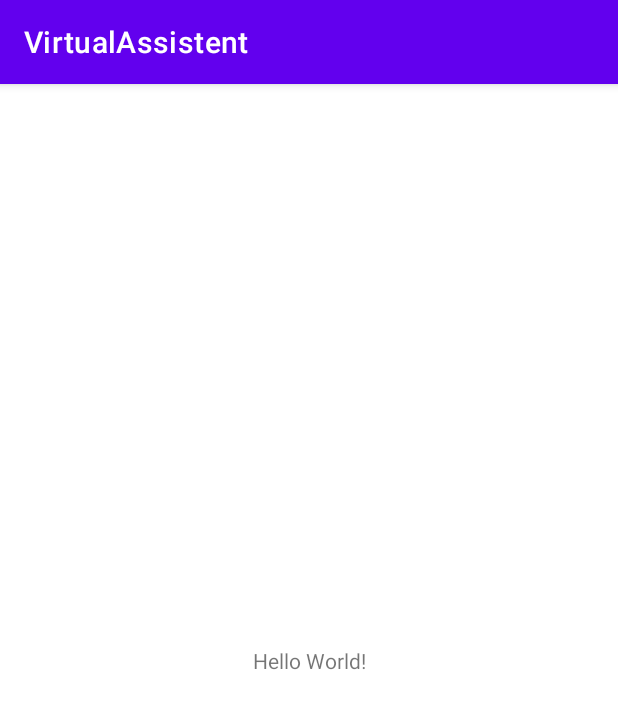
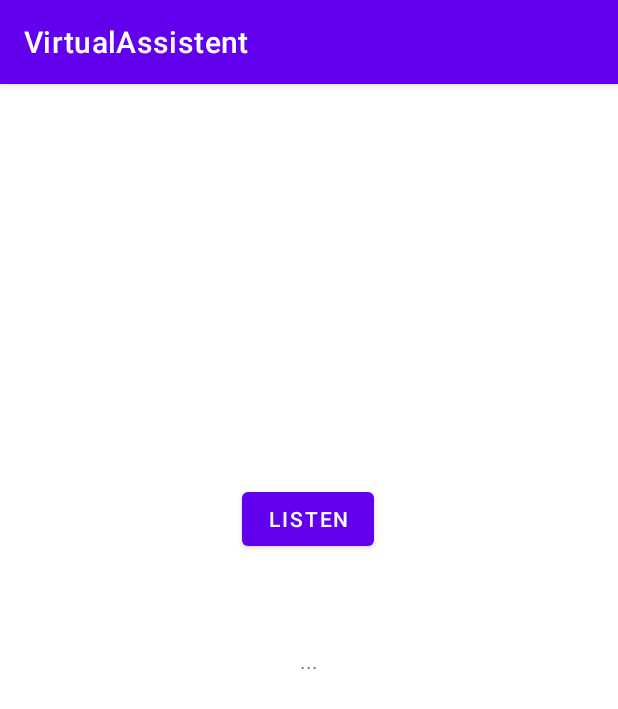
Before and after one commit to MelvinHsieh/VirtualAssistant, an Android app: the screen it shows after launch (MainActivity), on a phone screen of 412 x 824 dp. Shown: the top 709 px of the screen. Run offline under Robolectric (Android 15) with nearby library versions, the phone set to English and light mode, and no system bars.

Commit message:
Created a first working version of speech to text using Microsoft Azure in a worker thread
Still needs code cleanup, this is 3am code quality.

```diff
--- a/mobileapp/app/build.gradle
+++ b/mobileapp/app/build.gradle
@@ -32,6 +32,7 @@ dependencies {
     implementation 'androidx.appcompat:appcompat:1.4.1'
     implementation 'com.google.android.material:material:1.5.0'
     implementation 'androidx.constraintlayout:constraintlayout:2.1.3'
+    implementation 'com.microsoft.cognitiveservices.speech:client-sdk:1.19.0'
     testImplementation 'junit:junit:4.13.2'
     androidTestImplementation 'androidx.test.ext:junit:1.1.3'
     androidTestImplementation 'androidx.test.espresso:espresso-core:3.4.0'
--- a/mobileapp/app/src/main/AndroidManifest.xml
+++ b/mobileapp/app/src/main/AndroidManifest.xml
@@ -1,6 +1,8 @@
 <?xml version="1.0" encoding="utf-8"?>
 <manifest xmlns:android="http://schemas.android.com/apk/res/android"
     package="com.example.virtualassistent">
+
+    <uses-permission android:name="android.permission.RECORD_AUDIO" />
 
     <application
         android:allowBackup="true"
@@ -9,6 +11,10 @@
         android:roundIcon="@mipmap/ic_launcher_round"
         android:supportsRtl="true"
         android:theme="@style/Theme.VirtualAssistent">
+        <service
+            android:name=".services.SpeechIntentService"
+            android:exported="false" />
+
         <activity
             android:name=".MainActivity"
             android:exported="true">
--- a/mobileapp/app/src/main/res/layout/activity_main.xml
+++ b/mobileapp/app/src/main/res/layout/activity_main.xml
@@ -7,12 +7,25 @@
     tools:context=".MainActivity">
 
     <TextView
+        android:id="@+id/listenedText"
         android:layout_width="wrap_content"
         android:layout_height="wrap_content"
-        android:text="Hello World!"
+        android:text="@string/listen_text"
         app:layout_constraintBottom_toBottomOf="parent"
         app:layout_constraintLeft_toLeftOf="parent"
         app:layout_constraintRight_toRightOf="parent"
         app:layout_constraintTop_toTopOf="parent" />
 
+    <Button
+        android:id="@+id/button"
+        android:layout_width="wrap_content"
+        android:layout_height="wrap_content"
+        android:layout_marginTop="266dp"
+        android:onClick="runSpeechRecognizer"
+        android:text="@string/listen_button"
+        app:layout_constraintEnd_toEndOf="parent"
+        app:layout_constraintHorizontal_bias="0.498"
+        app:layout_constraintStart_toStartOf="parent"
+        app:layout_constraintTop_toTopOf="parent" />
+
 </androidx.constraintlayout.widget.ConstraintLayout>
--- a/mobileapp/app/src/main/res/values/strings.xml
+++ b/mobileapp/app/src/main/res/values/strings.xml
@@ -1,3 +1,5 @@
 <resources>
     <string name="app_name">VirtualAssistent</string>
+    <string name="listen_text">...</string>
+    <string name="listen_button">Listen</string>
 </resources>
```
Also changed, not shown: mobileapp/app/src/main/java/com/example/virtualassistent/MainActivity.java (+49 -0 lines), mobileapp/app/src/main/java/com/example/virtualassistent/recievers/SpeechResultReciever.java (added, +38 -0 lines), mobileapp/app/src/main/java/com/example/virtualassistent/services/SpeechIntentService.java (added, +114 -0 lines), mobileapp/build.gradle (line endings or trailing spaces).
